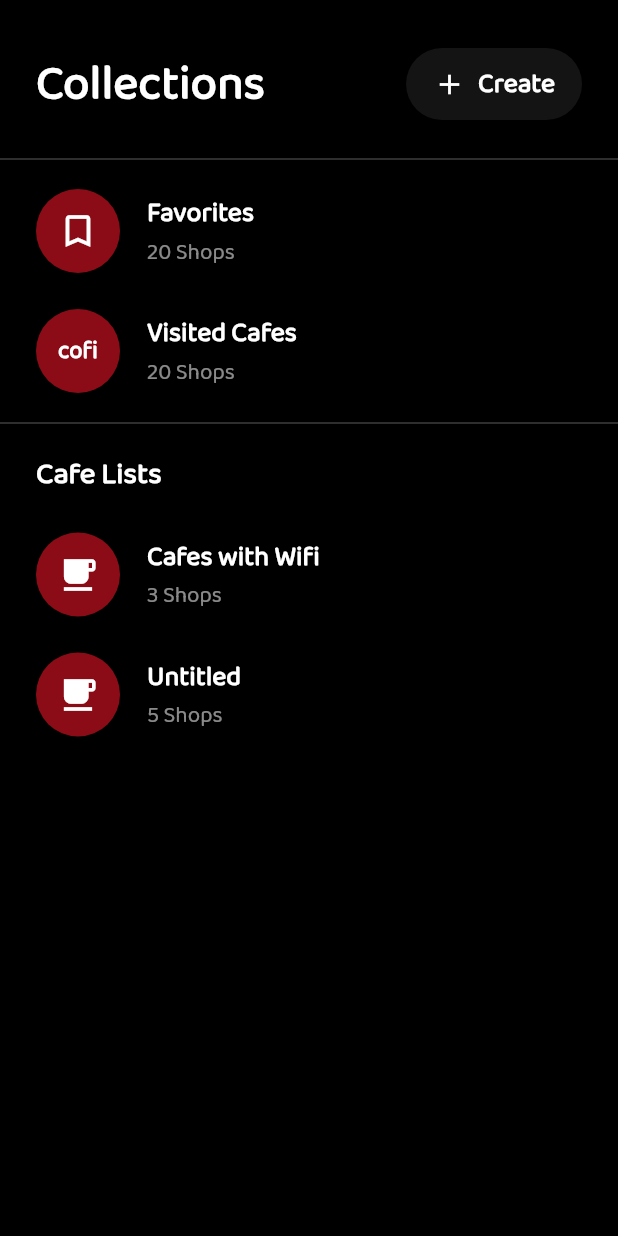
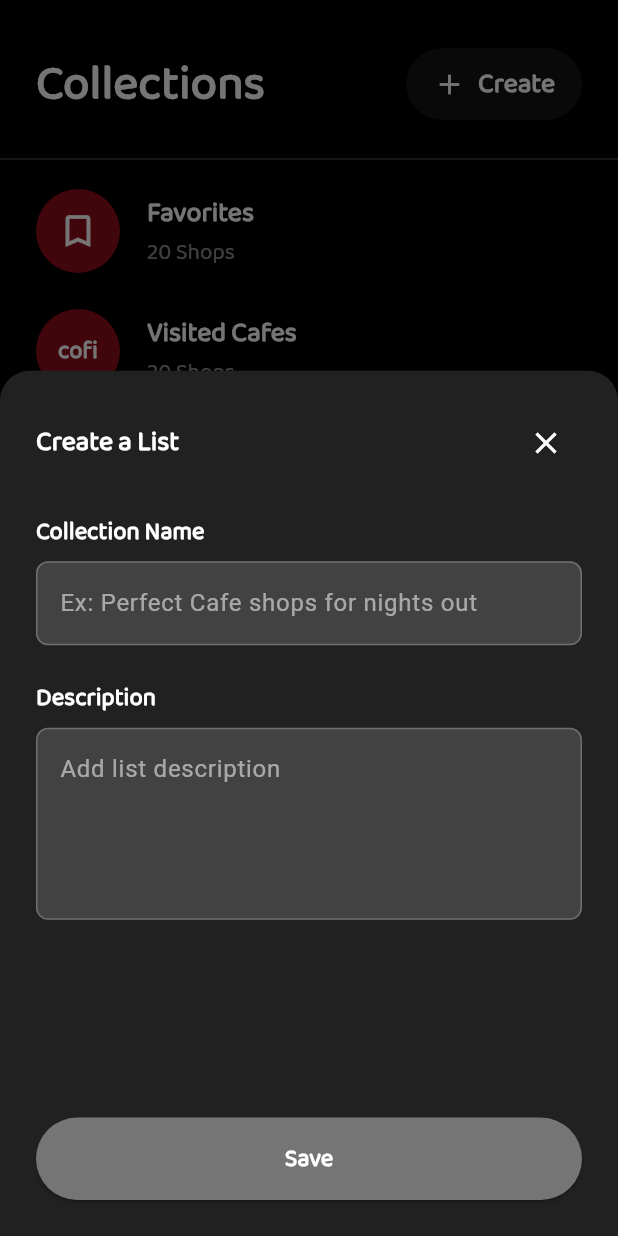
Before and after one commit to lansoyyy/CoFi, a Flutter app: the CollectionsTab screen opened directly, after a tap on "Create", on a phone screen of 412 x 824 dp. Run offline on Flutter 3.47's test engine with Material 3 defaults, Android fonts, the phone set to English and light mode, and no system bars; our stand-ins replace fluttertoast, font_awesome_flutter.

Commit message:
added subscreens for collections tab

```diff
--- a/lib/screens/tabs/collections_tab.dart
+++ b/lib/screens/tabs/collections_tab.dart
@@ -1,6 +1,8 @@
 import 'package:cofi/utils/colors.dart';
 import 'package:flutter/material.dart';
 import '../../widgets/text_widget.dart';
+import '../../widgets/list_bottom_sheet.dart';
+import '../../widgets/create_list_bottom_sheet.dart';
 
 class CollectionsTab extends StatelessWidget {
   const CollectionsTab({super.key});
@@ -30,7 +32,14 @@ class CollectionsTab extends StatelessWidget {
                       borderRadius: BorderRadius.circular(30),
                     ),
                     child: TextButton.icon(
-                      onPressed: () {},
+                      onPressed: () {
+                        showModalBottomSheet(
+                          context: context,
+                          backgroundColor: Colors.transparent,
+                          isScrollControlled: true,
+                          builder: (context) => const CreateListBottomSheet(),
+                        );
+                      },
                       icon:
                           const Icon(Icons.add, color: Colors.white, size: 22),
                       label: TextWidget(
@@ -63,6 +72,7 @@ class CollectionsTab extends StatelessWidget {
             ),
             // Visited Cafes
             _buildCollectionItem(
+              context: context,
               icon: Icons.coffee,
               iconBg: primary,
               title: 'Visited Cafes',
@@ -85,6 +95,7 @@ class CollectionsTab extends StatelessWidget {
               ),
             ),
             _buildCollectionItem(
+              context: context,
               icon: Icons.local_cafe,
               iconBg: primary,
               title: 'Cafes with Wifi',
@@ -93,6 +104,7 @@ class CollectionsTab extends StatelessWidget {
                   const Icon(Icons.local_cafe, color: Colors.white, size: 28),
             ),
             _buildCollectionItem(
+              context: context,
               icon: Icons.local_cafe,
               iconBg: primary,
               title: 'Untitled',
@@ -106,14 +118,20 @@ class CollectionsTab extends StatelessWidget {
     );
   }
 
-  Widget _buildCollectionItem({
-    required IconData icon,
+  Widget _buildCollectionItem(
+      {required IconData icon,
       required Color iconBg,
       required String title,
       required String subtitle,
       Widget? customIcon,
-  }) {
-    return Padding(
+      context}) {
+    return GestureDetector(
+      onTap: () {
+        if (title == 'Cafes with Wifi' || title == 'Untitled') {
+          ListBottomSheet.show(context);
+        }
+      },
+      child: Padding(
         padding: const EdgeInsets.symmetric(horizontal: 24, vertical: 12),
         child: Row(
           children: [
@@ -148,6 +166,7 @@ class CollectionsTab extends StatelessWidget {
             ),
           ],
         ),
+      ),
     );
   }
 }
--- /dev/null
+++ b/lib/widgets/create_list_bottom_sheet.dart
@@ -0,0 +1,162 @@
+import 'package:flutter/material.dart';
+import '../../widgets/text_widget.dart';
+import '../../utils/colors.dart';
+
+class CreateListBottomSheet extends StatefulWidget {
+  const CreateListBottomSheet({Key? key}) : super(key: key);
+
+  @override
+  State<CreateListBottomSheet> createState() => _CreateListBottomSheetState();
+}
+
+class _CreateListBottomSheetState extends State<CreateListBottomSheet> {
+  final TextEditingController _nameController = TextEditingController();
+  final TextEditingController _descriptionController = TextEditingController();
+
+  @override
+  void dispose() {
+    _nameController.dispose();
+    _descriptionController.dispose();
+    super.dispose();
+  }
+
+  @override
+  Widget build(BuildContext context) {
+    return Container(
+      height: MediaQuery.of(context).size.height * 0.7,
+      decoration: BoxDecoration(
+        color: Colors.grey[900],
+        borderRadius: const BorderRadius.only(
+          topLeft: Radius.circular(20),
+          topRight: Radius.circular(20),
+        ),
+      ),
+      child: Padding(
+        padding: const EdgeInsets.all(24),
+        child: Column(
+          crossAxisAlignment: CrossAxisAlignment.start,
+          children: [
+            // Header
+            Row(
+              mainAxisAlignment: MainAxisAlignment.spaceBetween,
+              children: [
+                TextWidget(
+                  text: 'Create a List',
+                  fontSize: 18,
+                  color: Colors.white,
+                  isBold: true,
+                ),
+                IconButton(
+                  icon: const Icon(Icons.close, color: Colors.white),
+                  onPressed: () {
+                    Navigator.pop(context);
+                  },
+                ),
+              ],
+            ),
+            const SizedBox(height: 24),
+
+            // Collection Name Field
+            TextWidget(
+              text: 'Collection Name',
+              fontSize: 16,
+              color: Colors.white,
+              isBold: true,
+            ),
+            const SizedBox(height: 8),
+            TextField(
+              controller: _nameController,
+              style: const TextStyle(color: Colors.white),
+              decoration: InputDecoration(
+                hintText: 'Ex: Perfect Cafe shops for nights out',
+                hintStyle: const TextStyle(color: Colors.white54),
+                filled: true,
+                fillColor: Colors.grey[800],
+                border: OutlineInputBorder(
+                  borderRadius: BorderRadius.circular(8),
+                  borderSide: BorderSide.none,
+                ),
+                enabledBorder: OutlineInputBorder(
+                  borderRadius: BorderRadius.circular(8),
+                  borderSide: BorderSide(color: Colors.white24, width: 1),
+                ),
+                focusedBorder: OutlineInputBorder(
+                  borderRadius: BorderRadius.circular(8),
+                  borderSide: BorderSide(color: primary, width: 2),
+                ),
+              ),
+            ),
+
+            const SizedBox(height: 24),
+
+            // Description Field
+            TextWidget(
+              text: 'Description',
+              fontSize: 16,
+              color: Colors.white,
+              isBold: true,
+            ),
+            const SizedBox(height: 8),
+            TextField(
+              controller: _descriptionController,
+              maxLines: 4,
+              style: const TextStyle(color: Colors.white),
+              decoration: InputDecoration(
+                hintText: 'Add list description',
+                hintStyle: const TextStyle(color: Colors.white54),
+                filled: true,
+                fillColor: Colors.grey[800],
+                border: OutlineInputBorder(
+                  borderRadius: BorderRadius.circular(8),
+                  borderSide: BorderSide.none,
+                ),
+                enabledBorder: OutlineInputBorder(
+                  borderRadius: BorderRadius.circular(8),
+                  borderSide: BorderSide(color: Colors.white24, width: 1),
+                ),
+                focusedBorder: OutlineInputBorder(
+                  borderRadius: BorderRadius.circular(8),
+                  borderSide: BorderSide(color: primary, width: 2),
+                ),
+              ),
+            ),
+            const Spacer(),
+
+            // Save Button
+            SizedBox(
+              width: double.infinity,
+              child: ElevatedButton(
+                onPressed: () {
+                  // Handle save logic here
+                  Navigator.pop(context);
+                },
+                style: ElevatedButton.styleFrom(
+                  backgroundColor: Colors.grey[600],
+                  padding: const EdgeInsets.symmetric(vertical: 16),
+                  shape: RoundedRectangleBorder(
+                    borderRadius: BorderRadius.circular(30),
+                  ),
+                ),
+                child: TextWidget(
+                  text: 'Save',
+                  fontSize: 16,
+                  color: Colors.white,
+                  isBold: true,
+                ),
+              ),
+            ),
+          ],
+        ),
+      ),
+    );
+  }
+
+  static void show(BuildContext context) {
+    showModalBottomSheet(
+      context: context,
+      backgroundColor: Colors.transparent,
+      isScrollControlled: true,
+      builder: (context) => const CreateListBottomSheet(),
+    );
+  }
+}
```
Also changed, not shown: lib/widgets/list_bottom_sheet.dart (added, +134 -0 lines). Lines whose indentation alone changed are shown as unchanged.
